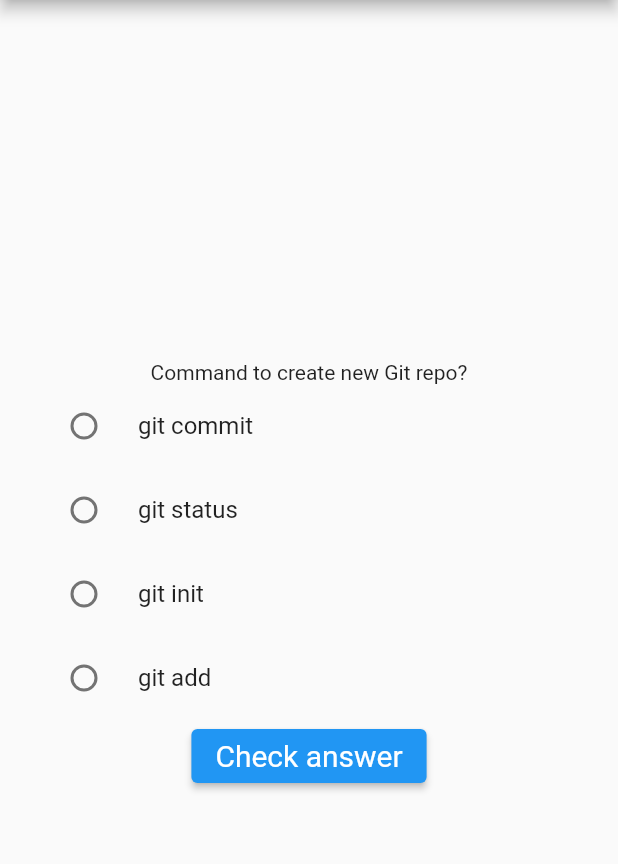
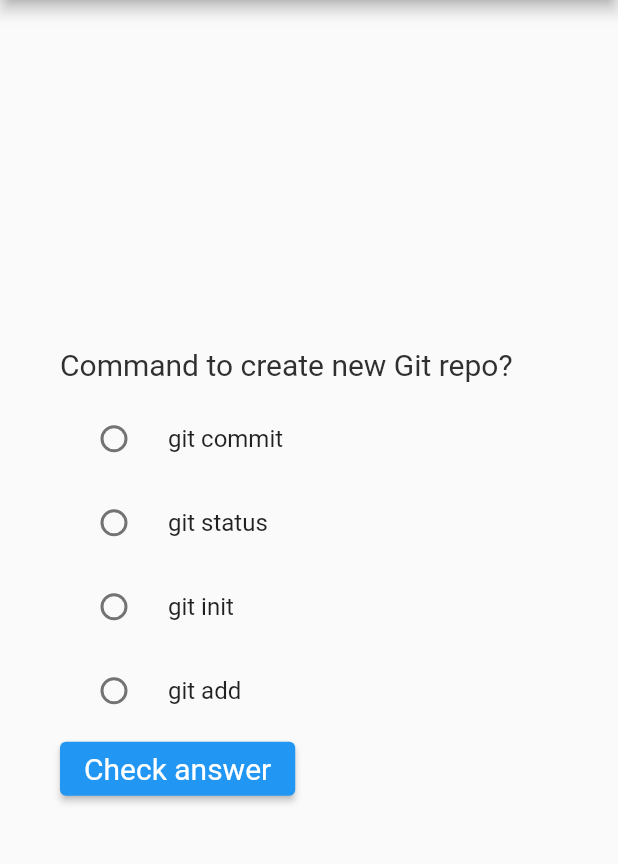
Before and after one commit to techyourchance/git-quiz, a Flutter app: the screen it shows after launch, on a phone screen of 412 x 824 dp, the part 84-948 px from its top. Run offline on Flutter 3.47's test engine with Material 2 defaults, Android fonts, the phone set to English and light mode, and no system bars.

Commit message:
Aligning visual elements to 'start'

```diff
--- a/lib/main.dart
+++ b/lib/main.dart
@@ -1,4 +1,5 @@
 import 'package:flutter/material.dart';
+import 'package:flutter/rendering.dart';
 import 'package:git_quiz/question.dart';
 import 'package:git_quiz/question_widget.dart';
 
@@ -11,6 +12,9 @@ void main() {
 class MyApp extends StatelessWidget {
   @override
   Widget build(BuildContext context) {
+
+    debugPaintSizeEnabled = false; // show widget bounds
+
     return MaterialApp(
       title: 'Git Quiz',
       theme: ThemeData(
@@ -50,9 +54,11 @@ class _MyHomePageState extends State<MyHomePage> {
       appBar: AppBar(
         title: Text(widget.title),
       ),
-      body: Center(
+      body: Padding(
+        padding: const EdgeInsets.only(left: 40),
         child: Column(
           mainAxisAlignment: MainAxisAlignment.center,
+          crossAxisAlignment: CrossAxisAlignment.start,
           children: <Widget>[
             QuestionWidget(question: question, onAnswerSelectedCallback: _onAnswerSelected),
             ElevatedButton(
--- a/lib/question_widget.dart
+++ b/lib/question_widget.dart
@@ -37,13 +37,18 @@ class _QuestionWidgetState extends State<QuestionWidget> {
   @override
   Widget build(BuildContext context) {
     return Container(
-        margin: const EdgeInsets.only(left: 20.0, right: 20.0),
         child: Column(
           mainAxisAlignment: MainAxisAlignment.start,
+          crossAxisAlignment: CrossAxisAlignment.start,
           children: <Widget>[
             Text(
               '${widget.question.body}',
+              style: TextStyle(
+                color: Colors.grey[850],
+                fontSize: 20,
+              ),
             ),
+            SizedBox(height: 10),
             ...widget.question.answers.asMap().entries.map(
                   (entry) => RadioListTile(
                     value: entry.key,
```
